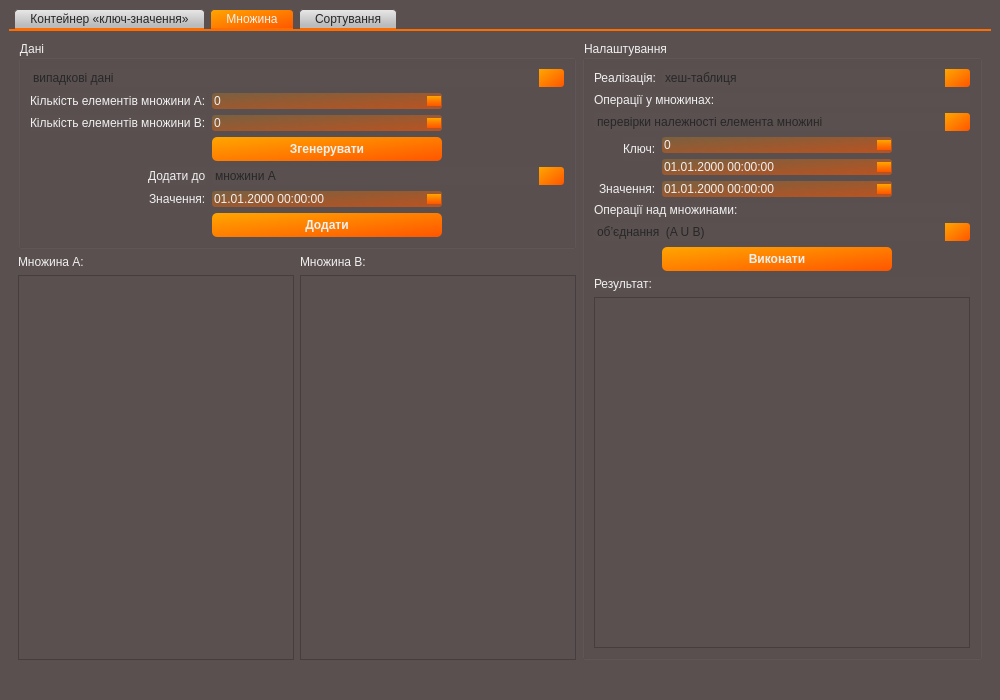
This is ExamUI/mainwindow.ui in WAG13/Exam_OOP_summer as Qt 5 draws it before an edit. The edited form follows.
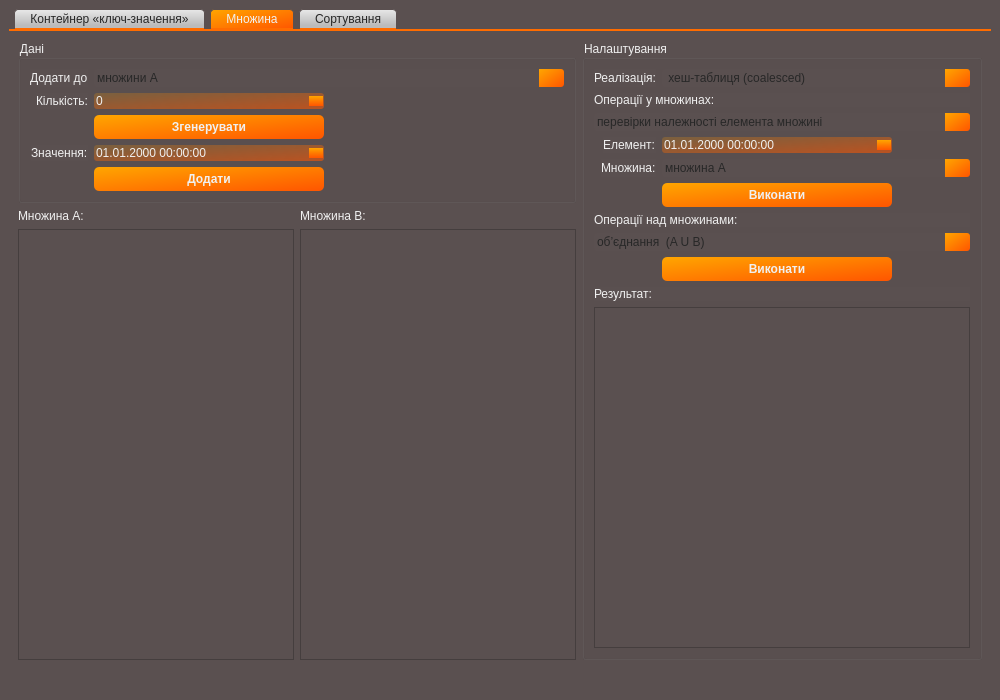
This is the edited form. The open tabs and pages were chosen to show the change.

Commit message: Functioning set UI

What changed in the file:
```diff
--- a/ExamUI/mainwindow.ui
+++ b/ExamUI/mainwindow.ui
@@ -524,55 +524,14 @@
                <property name="labelAlignment">
                 <set>Qt::AlignRight|Qt::AlignTrailing|Qt::AlignVCenter</set>
                </property>
-               <item row="0" column="0" colspan="2">
-                <widget class="QComboBox" name="KVReal_4">
-                 <item>
-                  <property name="text">
-                   <string>випадкові дані</string>
-                  </property>
-                 </item>
-                 <item>
-                  <property name="text">
-                   <string>ввести вручну</string>
-                  </property>
-                 </item>
-                </widget>
-               </item>
-               <item row="1" column="0">
-                <widget class="QLabel" name="label_17">
-                 <property name="text">
-                  <string>Кількість елементів множини А:</string>
-                 </property>
-                </widget>
-               </item>
-               <item row="1" column="1">
-                <widget class="QSpinBox" name="spinBox_2"/>
-               </item>
-               <item row="2" column="0">
-                <widget class="QLabel" name="label_21">
-                 <property name="text">
-                  <string>Кількість елементів множини В:</string>
-                 </property>
-                </widget>
-               </item>
-               <item row="2" column="1">
-                <widget class="QSpinBox" name="spinBox_3"/>
-               </item>
-               <item row="3" column="1">
-                <widget class="QPushButton" name="pushButton_6">
-                 <property name="text">
-                  <string>Згенерувати</string>
-                 </property>
-                </widget>
-               </item>
-               <item row="4" column="0">
+               <item row="0" column="0">
                 <widget class="QLabel" name="label">
                  <property name="text">
                   <string>Додати до</string>
                  </property>
                 </widget>
                </item>
-               <item row="4" column="1">
+               <item row="0" column="1">
                 <widget class="QComboBox" name="KVReal_5">
                  <item>
                   <property name="text">
@@ -586,21 +545,38 @@
                  </item>
                 </widget>
                </item>
-               <item row="5" column="0">
+               <item row="1" column="0">
+                <widget class="QLabel" name="label_17">
+                 <property name="text">
+                  <string>Кількість:</string>
+                 </property>
+                </widget>
+               </item>
+               <item row="1" column="1">
+                <widget class="QSpinBox" name="spinBox_2"/>
+               </item>
+               <item row="2" column="1">
+                <widget class="QPushButton" name="pushButton_6">
+                 <property name="text">
+                  <string>Згенерувати</string>
+                 </property>
+                </widget>
+               </item>
+               <item row="3" column="0">
                 <widget class="QLabel" name="label_18">
                  <property name="text">
                   <string>Значення:</string>
                  </property>
                 </widget>
                </item>
-               <item row="5" column="1">
+               <item row="3" column="1">
                 <widget class="QDateTimeEdit" name="dateTimeEdit_4">
                  <property name="displayFormat">
                   <string>dd.MM.yyyy hh:mm:ss</string>
                  </property>
                 </widget>
                </item>
-               <item row="6" column="1">
+               <item row="4" column="1">
                 <widget class="QPushButton" name="pushButton_5">
                  <property name="text">
                   <string>Додати</string>
@@ -624,7 +600,7 @@
                </widget>
               </item>
               <item>
-               <widget class="QColumnView" name="columnView_2"/>
+               <widget class="QListView" name="listView_2"/>
               </item>
              </layout>
             </item>
@@ -638,7 +614,7 @@
                </widget>
               </item>
               <item>
-               <widget class="QColumnView" name="columnView_3"/>
+               <widget class="QListView" name="listView_3"/>
               </item>
              </layout>
             </item>
@@ -680,7 +656,7 @@
               <widget class="QComboBox" name="KVReal_3">
                <item>
                 <property name="text">
-                 <string>хеш-таблиця</string>
+                 <string> хеш-таблиця (coalesced)</string>
                 </property>
                </item>
                <item>
@@ -722,48 +698,55 @@
               </widget>
              </item>
              <item row="3" column="0">
-              <widget class="QLabel" name="label_14">
-               <property name="text">
-                <string>Ключ:</string>
-               </property>
-              </widget>
-             </item>
-             <item row="3" column="1">
-              <layout class="QVBoxLayout" name="verticalLayout_9">
-               <item>
-                <widget class="QSpinBox" name="KVKeyInt_2"/>
-               </item>
-               <item>
-                <widget class="QDateTimeEdit" name="KVKeyDate_2">
-                 <property name="displayFormat">
-                  <string>dd.MM.yyyy hh:mm:ss</string>
-                 </property>
-                </widget>
-               </item>
-              </layout>
-             </item>
-             <item row="4" column="0">
               <widget class="QLabel" name="label_15">
                <property name="text">
-                <string>Значення:</string>
+                <string>Елемент:</string>
                </property>
               </widget>
              </item>
-             <item row="4" column="1">
+             <item row="3" column="1">
               <widget class="QDateTimeEdit" name="dateTimeEdit_3">
                <property name="displayFormat">
                 <string>dd.MM.yyyy hh:mm:ss</string>
                </property>
               </widget>
              </item>
-             <item row="5" column="0" colspan="2">
+             <item row="4" column="0">
+              <widget class="QLabel" name="label_5">
+               <property name="text">
+                <string>Множина:</string>
+               </property>
+              </widget>
+             </item>
+             <item row="4" column="1">
+              <widget class="QComboBox" name="comboBox">
+               <item>
+                <property name="text">
+                 <string>множина А</string>
+                </property>
+               </item>
+               <item>
+                <property name="text">
+                 <string>множина В</string>
+                </property>
+               </item>
+              </widget>
+             </item>
+             <item row="5" column="1">
+              <widget class="QPushButton" name="pushButton_2">
+               <property name="text">
+                <string>Виконати</string>
+               </property>
+              </widget>
+             </item>
+             <item row="6" column="0" colspan="2">
               <widget class="QLabel" name="label_22">
                <property name="text">
                 <string>Операції над множинами:</string>
                </property>
               </widget>
              </item>
-             <item row="6" column="0" colspan="2">
+             <item row="7" column="0" colspan="2">
               <widget class="QComboBox" name="KVOperations_3">
                <item>
                 <property name="text">
@@ -787,7 +770,14 @@
                </item>
               </widget>
              </item>
-             <item row="8" column="0" colspan="2">
+             <item row="8" column="1">
+              <widget class="QPushButton" name="pushButton_3">
+               <property name="text">
+                <string>Виконати</string>
+               </property>
+              </widget>
+             </item>
+             <item row="9" column="0" colspan="2">
               <layout class="QVBoxLayout" name="verticalLayout_10">
                <item>
                 <widget class="QLabel" name="label_16">
@@ -805,13 +795,6 @@
                </item>
               </layout>
              </item>
-             <item row="7" column="1">
-              <widget class="QPushButton" name="pushButton_3">
-               <property name="text">
-                <string>Виконати</string>
-               </property>
-              </widget>
-             </item>
             </layout>
            </item>
           </layout>
```
Left out of the diff: 31 changed lines with no effect on the pictures. The commit also changes 4 other files.
